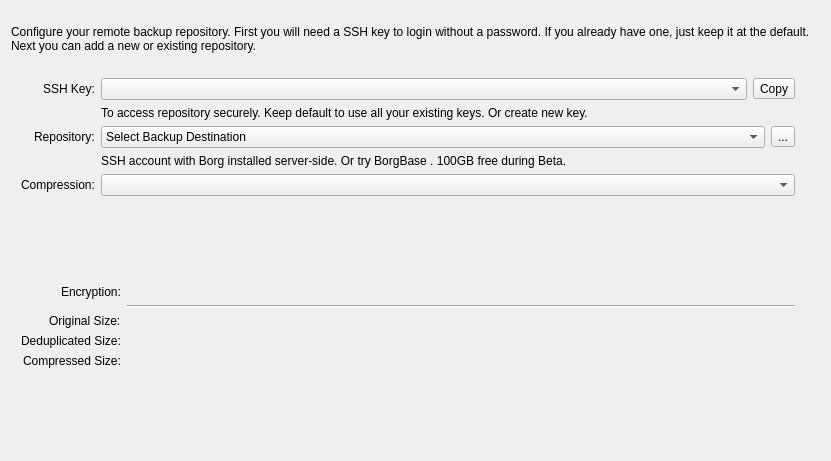
Before: the Qt Designer form src/vorta/assets/UI/repotab.ui in borgbase/vorta, drawn with Qt 5.
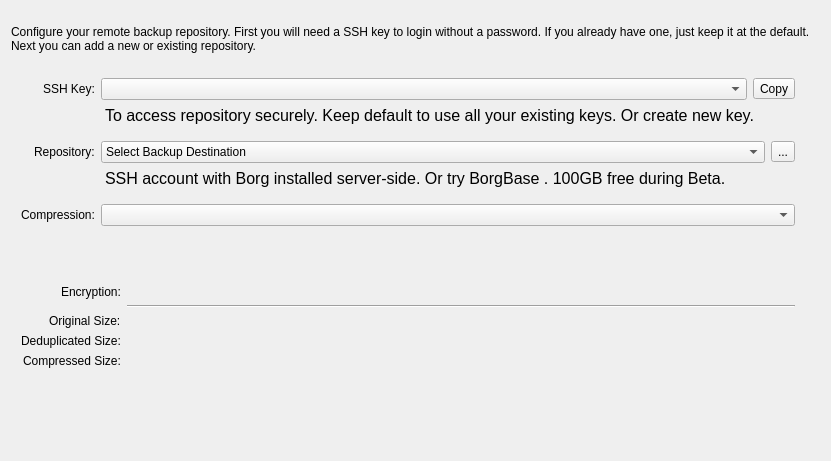
After: the same form once the commit is applied. Icons and pictures are not drawn.

```diff
--- a/src/vorta/assets/UI/repotab.ui
+++ b/src/vorta/assets/UI/repotab.ui
@@ -65,6 +65,14 @@
      </item>
      <item row="3" column="1">
       <widget class="QLabel" name="label_5">
+       <property name="font">
+        <font>
+         <pointsize>12</pointsize>
+        </font>
+       </property>
+       <property name="styleSheet">
+        <string notr="true">margin-bottom: 10</string>
+       </property>
        <property name="text">
         <string>&lt;html&gt;&lt;head/&gt;&lt;body&gt;&lt;p&gt;SSH account with Borg installed server-side. Or try &lt;a href=&quot;https://www.borgbase.com?utm_source=vorta&quot;&gt;&lt;span style=&quot; text-decoration: underline; color:#0000ff;&quot;&gt;BorgBase&lt;/span&gt;&lt;/a&gt;. 100GB free during Beta.&lt;/p&gt;&lt;/body&gt;&lt;/html&gt;</string>
        </property>
@@ -92,6 +100,14 @@
      </item>
      <item row="1" column="1">
       <widget class="QLabel" name="label_2">
+       <property name="font">
+        <font>
+         <pointsize>12</pointsize>
+        </font>
+       </property>
+       <property name="styleSheet">
+        <string notr="true">margin-bottom: 10</string>
+       </property>
        <property name="text">
         <string>To access repository securely. Keep default to use all your existing keys. Or create new key.</string>
        </property>
```
